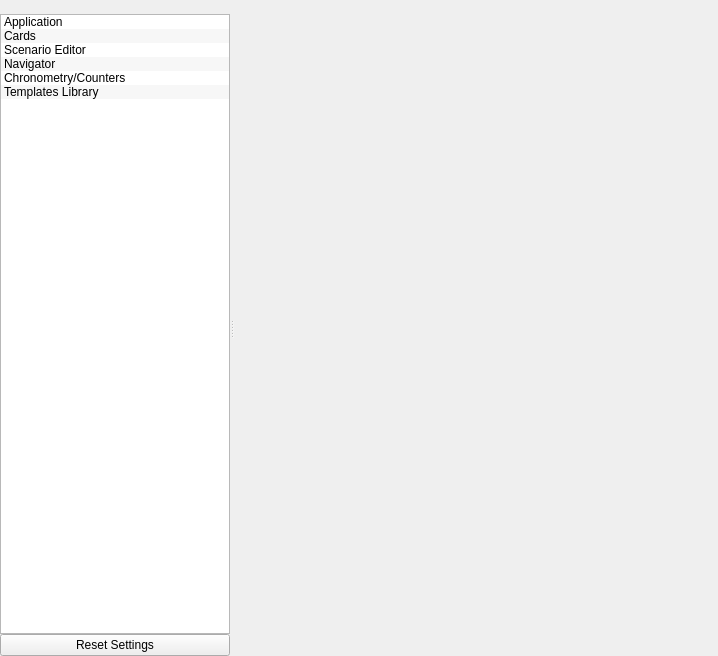
dimkanovikov/KITScenarist, file src/bin/scenarist-desktop/UserInterfaceLayer/Settings/SettingsView.ui: the form before one commit.
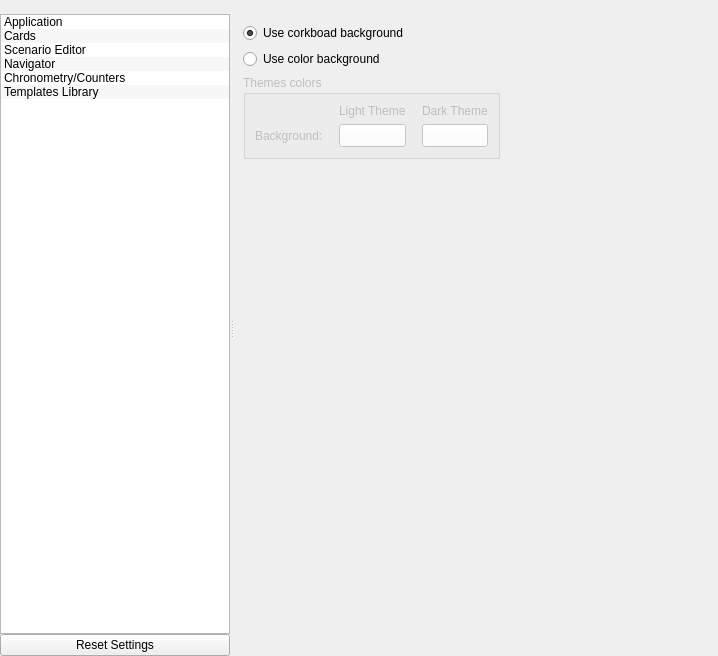
The form after the commit. The open tabs and pages were chosen to show the change. Icons and pictures are not drawn. Custom widgets are drawn as their Qt base class.

Commit message: Implemented cards settings

What changed in the file:
```diff
--- a/src/bin/scenarist-desktop/UserInterfaceLayer/Settings/SettingsView.ui
+++ b/src/bin/scenarist-desktop/UserInterfaceLayer/Settings/SettingsView.ui
@@ -428,7 +428,229 @@
            </item>
           </layout>
          </widget>
-         <widget class="QWidget" name="cardsPage"/>
+         <widget class="QWidget" name="cardsPage">
+          <layout class="QVBoxLayout" name="verticalLayout_6">
+           <property name="spacing">
+            <number>0</number>
+           </property>
+           <property name="leftMargin">
+            <number>0</number>
+           </property>
+           <property name="topMargin">
+            <number>0</number>
+           </property>
+           <property name="rightMargin">
+            <number>0</number>
+           </property>
+           <property name="bottomMargin">
+            <number>0</number>
+           </property>
+           <item>
+            <widget class="QLabel" name="topRightEmptyLabel_9">
+             <property name="sizePolicy">
+              <sizepolicy hsizetype="Expanding" vsizetype="Preferred">
+               <horstretch>0</horstretch>
+               <verstretch>0</verstretch>
+              </sizepolicy>
+             </property>
+             <property name="text">
+              <string/>
+             </property>
+            </widget>
+           </item>
+           <item>
+            <widget class="QWidget" name="cardsPageWidget" native="true">
+             <property name="sizePolicy">
+              <sizepolicy hsizetype="Expanding" vsizetype="Expanding">
+               <horstretch>0</horstretch>
+               <verstretch>0</verstretch>
+              </sizepolicy>
+             </property>
+             <layout class="QGridLayout" name="gridLayout_19">
+              <item row="0" column="0">
+               <widget class="QRadioButton" name="cardsUseCorkboardBackground">
+                <property name="text">
+                 <string>Use corkboad background</string>
+                </property>
+                <property name="checked">
+                 <bool>true</bool>
+                </property>
+               </widget>
+              </item>
+              <item row="1" column="0">
+               <widget class="QRadioButton" name="cardsUseColorsBackground">
+                <property name="text">
+                 <string>Use color background</string>
+                </property>
+               </widget>
+              </item>
+              <item row="2" column="0">
+               <widget class="QGroupBox" name="cardsColorsGroup">
+                <property name="enabled">
+                 <bool>false</bool>
+                </property>
+                <property name="title">
+                 <string>Themes colors</string>
+                </property>
+                <layout class="QGridLayout" name="gridLayout_16">
+                 <property name="horizontalSpacing">
+                  <number>16</number>
+                 </property>
+                 <item row="1" column="1">
+                  <widget class="QToolButton" name="cardsBackgroundColor">
+                   <property name="sizePolicy">
+                    <sizepolicy hsizetype="Preferred" vsizetype="Preferred">
+                     <horstretch>0</horstretch>
+                     <verstretch>0</verstretch>
+                    </sizepolicy>
+                   </property>
+                   <property name="palette">
+                    <palette>
+                     <active>
+                      <colorrole role="Button">
+                       <brush brushstyle="SolidPattern">
+                        <color alpha="255">
+                         <red>255</red>
+                         <green>255</green>
+                         <blue>255</blue>
+                        </color>
+                       </brush>
+                      </colorrole>
+                     </active>
+                     <inactive>
+                      <colorrole role="Button">
+                       <brush brushstyle="SolidPattern">
+                        <color alpha="255">
+                         <red>255</red>
+                         <green>255</green>
+                         <blue>255</blue>
+                        </color>
+                       </brush>
+                      </colorrole>
+                     </inactive>
+                     <disabled>
+                      <colorrole role="Button">
+                       <brush brushstyle="SolidPattern">
+                        <color alpha="255">
+                         <red>255</red>
+                         <green>255</green>
+                         <blue>255</blue>
+                        </color>
+                       </brush>
+                      </colorrole>
+                     </disabled>
+                    </palette>
+                   </property>
+                   <property name="text">
+                    <string/>
+                   </property>
+                  </widget>
+                 </item>
+                 <item row="1" column="0">
+                  <widget class="QLabel" name="label_26">
+                   <property name="text">
+                    <string>Background:</string>
+                   </property>
+                  </widget>
+                 </item>
+                 <item row="0" column="2">
+                  <widget class="QLabel" name="label_36">
+                   <property name="text">
+                    <string>Dark Theme</string>
+                   </property>
+                  </widget>
+                 </item>
+                 <item row="0" column="1">
+                  <widget class="QLabel" name="label_35">
+                   <property name="text">
+                    <string>Light Theme</string>
+                   </property>
+                  </widget>
+                 </item>
+                 <item row="1" column="2">
+                  <widget class="QToolButton" name="cardsBackgroundColorDark">
+                   <property name="sizePolicy">
+                    <sizepolicy hsizetype="Preferred" vsizetype="Preferred">
+                     <horstretch>0</horstretch>
+                     <verstretch>0</verstretch>
+                    </sizepolicy>
+                   </property>
+                   <property name="palette">
+                    <palette>
+                     <active>
+                      <colorrole role="Button">
+                       <brush brushstyle="SolidPattern">
+                        <color alpha="255">
+                         <red>255</red>
+                         <green>255</green>
+                         <blue>255</blue>
+                        </color>
+                       </brush>
+                      </colorrole>
+                     </active>
+                     <inactive>
+                      <colorrole role="Button">
+                       <brush brushstyle="SolidPattern">
+                        <color alpha="255">
+                         <red>255</red>
+                         <green>255</green>
+                         <blue>255</blue>
+                        </color>
+                       </brush>
+                      </colorrole>
+                     </inactive>
+                     <disabled>
+                      <colorrole role="Button">
+                       <brush brushstyle="SolidPattern">
+                        <color alpha="255">
+                         <red>255</red>
+                         <green>255</green>
+                         <blue>255</blue>
+                        </color>
+                       </brush>
+                      </colorrole>
+                     </disabled>
+                    </palette>
+                   </property>
+                   <property name="text">
+                    <string/>
+                   </property>
+                  </widget>
+                 </item>
+                </layout>
+               </widget>
+              </item>
+              <item row="3" column="0">
+               <spacer name="verticalSpacer_2">
+                <property name="orientation">
+                 <enum>Qt::Vertical</enum>
+                </property>
+                <property name="sizeHint" stdset="0">
+                 <size>
+                  <width>20</width>
+                  <height>461</height>
+                 </size>
+                </property>
+               </spacer>
+              </item>
+              <item row="0" column="1" rowspan="3">
+               <spacer name="horizontalSpacer_13">
+                <property name="orientation">
+                 <enum>Qt::Horizontal</enum>
+                </property>
+                <property name="sizeHint" stdset="0">
+                 <size>
+                  <width>161</width>
+                  <height>131</height>
+                 </size>
+                </property>
+               </spacer>
+              </item>
+             </layout>
+            </widget>
+           </item>
+          </layout>
+         </widget>
          <widget class="QWidget" name="scenarioEditPage">
           <layout class="QGridLayout" name="scenarioEditPageLayout">
            <property name="leftMargin">
```
Left out of the diff: 28 changed lines with no effect on the pictures. The commit also changes 22 other files.
